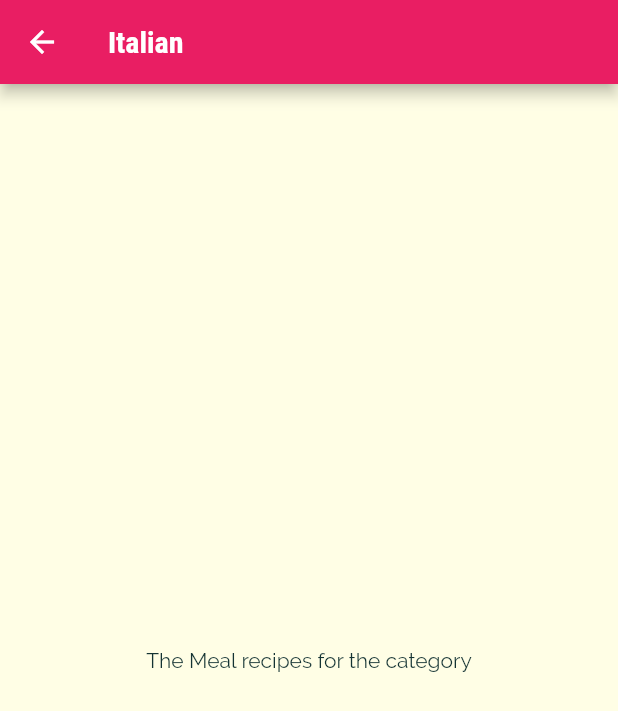
After one commit to stevematdavies/meals_app, a Flutter app: the screen it shows after launch, after a tap on "Italian", on a phone screen of 412 x 824 dp. The commit adds this screen. Shown: the top 711 px of the screen. Run offline on Flutter 3.47's test engine with Material 2 defaults, Android fonts, the phone set to English and light mode, and no system bars.

Commit message:
Adding basic navigation

```diff
--- a/lib/category_item.dart
+++ b/lib/category_item.dart
@@ -1,4 +1,5 @@
 import 'package:flutter/material.dart';
+import 'package:meals_app/category_meals_screen.dart';
 
 import 'models/category.dart';
 
@@ -8,9 +9,21 @@ class CategoryItem extends StatelessWidget {
 
   const CategoryItem(this.category, {Key? key}) : super(key: key);
 
+  void _categoryItemOnTap(BuildContext ctx){
+    Navigator.of(ctx).push(
+      MaterialPageRoute(
+          builder: (_) => CategoryMealsScreen(category)
+      )
+    );
+  }
+
   @override
   Widget build(BuildContext context) {
-    return Container(
+    return InkWell(
+      onTap: () => _categoryItemOnTap(context),
+      splashColor: Theme.of(context).primaryColor,
+      borderRadius: BorderRadius.circular(15),
+      child: Container(
         padding: const EdgeInsets.all(15),
         decoration: BoxDecoration(
           gradient: LinearGradient(
@@ -27,6 +40,7 @@ class CategoryItem extends StatelessWidget {
           category.title,
           style: Theme.of(context).textTheme.headline6,
         ),
+      ),
     );
   }
 }
--- /dev/null
+++ b/lib/category_meals_screen.dart
@@ -0,0 +1,22 @@
+import 'package:flutter/material.dart';
+
+import 'models/category.dart';
+
+class CategoryMealsScreen extends StatelessWidget {
+
+  final Category category;
+
+  const CategoryMealsScreen(this.category, {Key? key}) : super(key: key);
+
+  @override
+  Widget build(BuildContext context) {
+    return Scaffold(
+      appBar: AppBar(
+        title:  Text(category.title),
+      ),
+      body: const Center(
+        child: Text('The Meal recipes for the category'),
+      ),
+    );
+  }
+}
```
Lines whose indentation alone changed are shown as unchanged.
